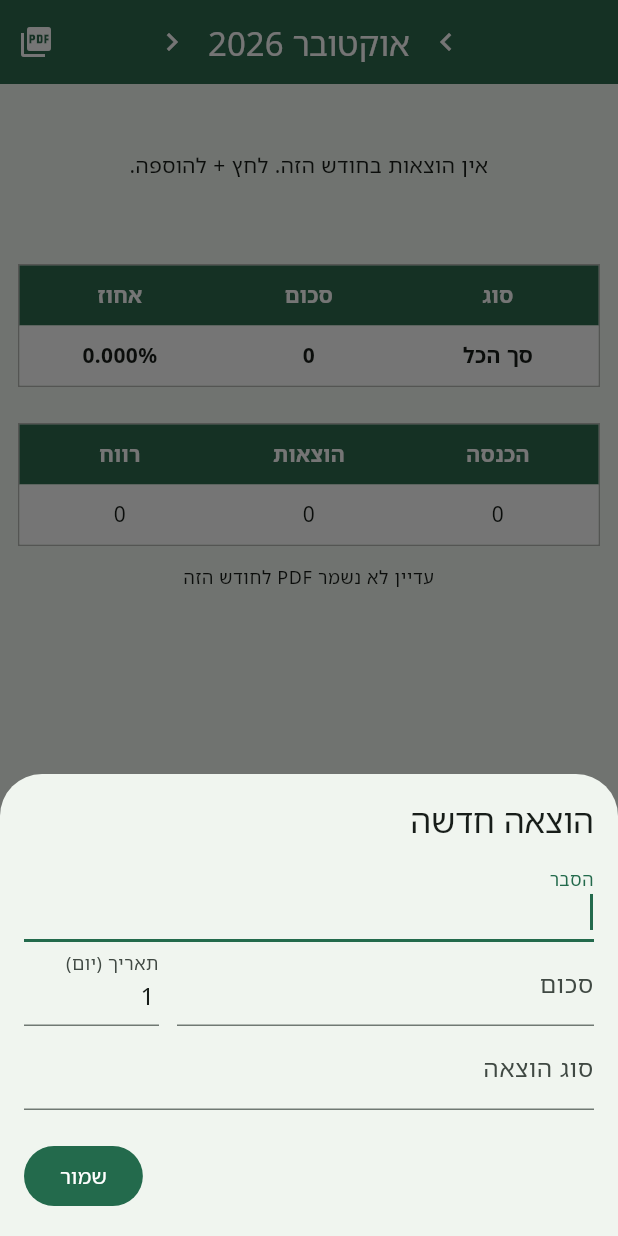
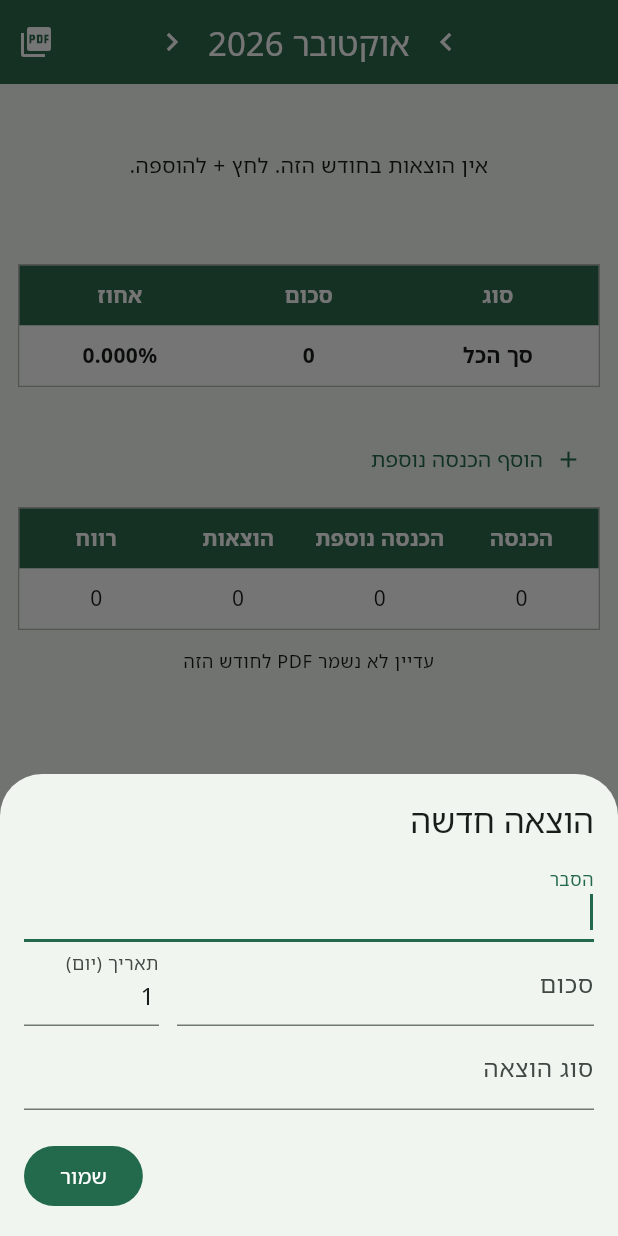
Before and after one commit to koren23/Expenses_App, a Flutter app: the screen it shows after launch, after a tap on the "add" icon, on a phone screen of 412 x 824 dp. Run offline on Flutter 3.47's test engine with Material 3 defaults, Android fonts, the phone set to English and light mode, and no system bars; our stand-ins replace file_picker, pdf, printing, shared_preferences, web; missing offline and left inert: dart:js_interop.

Commit message:
Add additional income (הכנסה נוספת) per month
Extra income entries (description + amount) per month, counted into
the month's income and profit, shown in the month screen, the months
summary and the PDF, and restored on PDF import. Also keep the month
title from overflowing on narrow screens.

Co-Authored-By: Claude Opus 5.5 <noreply@anthropic.com>

```diff
--- a/lib/data/store.dart
+++ b/lib/data/store.dart
@@ -11,6 +11,7 @@ class Store extends ChangeNotifier {
 
   final SharedPreferences _prefs;
   final List<Expense> _expenses = [];
+  final List<ExtraIncome> _extras = [];
   double defaultIncome = 0;
   final Map<String, double> _incomeOverrides = {};
   final Map<String, int> _modifiedAt = {};
@@ -30,6 +31,10 @@ class Store extends ChangeNotifier {
       ..clear()
       ..addAll((j['expenses'] as List)
           .map((e) => Expense.fromJson(e as Map<String, dynamic>)));
+    _extras
+      ..clear()
+      ..addAll((j['extras'] as List? ?? [])
+          .map((e) => ExtraIncome.fromJson(e as Map<String, dynamic>)));
     defaultIncome = (j['defaultIncome'] as num?)?.toDouble() ?? 0;
     _incomeOverrides
       ..clear()
@@ -49,6 +54,7 @@ class Store extends ChangeNotifier {
         _key,
         jsonEncode({
           'expenses': _expenses.map((e) => e.toJson()).toList(),
+          'extras': _extras.map((e) => e.toJson()).toList(),
           'defaultIncome': defaultIncome,
           'income': _incomeOverrides,
           'modified': _modifiedAt,
@@ -68,6 +74,7 @@ class Store extends ChangeNotifier {
   List<MonthKey> get months {
     final set = {
       for (final e in _expenses) MonthKey(e.year, e.month),
+      for (final e in _extras) MonthKey(e.year, e.month),
       for (final k in _incomeOverrides.keys) MonthKey.parse(k),
       MonthKey.now(),
     };
@@ -86,6 +93,33 @@ class Store extends ChangeNotifier {
   }
 
   double incomeFor(MonthKey k) => _incomeOverrides[k.toString()] ?? defaultIncome;
+  List<ExtraIncome> extrasFor(MonthKey k) => _extras
+      .where((e) => e.year == k.year && e.month == k.month)
+      .toList();
+
+  double extraIncomeFor(MonthKey k) =>
+      extrasFor(k).fold(0.0, (s, e) => s + e.amount);
+
+  /// Regular income plus all additional income of the month.
+  double totalIncomeFor(MonthKey k) => incomeFor(k) + extraIncomeFor(k);
+
+  Future<void> upsertExtra(ExtraIncome e) {
+    final i = _extras.indexWhere((x) => x.id == e.id);
+    if (i >= 0) {
+      _extras[i] = e;
+    } else {
+      _extras.add(e);
+    }
+    _touch(MonthKey(e.year, e.month));
+    return _save();
+  }
+
+  Future<void> removeExtra(ExtraIncome e) {
+    _extras.removeWhere((x) => x.id == e.id);
+    _touch(MonthKey(e.year, e.month));
+    return _save();
+  }
+
   bool hasIncomeOverride(MonthKey k) => _incomeOverrides.containsKey(k.toString());
 
   Future<void> setIncomeOverride(MonthKey k, double? value) {
@@ -121,10 +155,12 @@ class Store extends ChangeNotifier {
   }
 
   /// Replaces a month's data with what was read from a PDF backup.
-  Future<void> importMonth(
-      MonthKey k, List<Expense> expenses, double? incomeOverride) {
+  Future<void> importMonth(MonthKey k, List<Expense> expenses,
+      List<ExtraIncome> extras, double? incomeOverride) {
     _expenses.removeWhere((e) => e.year == k.year && e.month == k.month);
     _expenses.addAll(expenses);
+    _extras.removeWhere((e) => e.year == k.year && e.month == k.month);
+    _extras.addAll(extras);
     if (incomeOverride != null) _incomeOverrides[k.toString()] = incomeOverride;
     _touch(k);
     return _save();
@@ -135,7 +171,7 @@ class Store extends ChangeNotifier {
     final now = MonthKey.now();
     return months.where((k) {
       if (k.compareTo(now) >= 0) return false;
-      if (expensesFor(k).isEmpty) return false;
+      if (expensesFor(k).isEmpty && extrasFor(k).isEmpty) return false;
       final exported = _exportedAt[k.toString()];
       final modified = _modifiedAt[k.toString()] ?? 0;
       return exported == null || exported < modified;
--- a/lib/models/expense.dart
+++ b/lib/models/expense.dart
@@ -100,3 +100,36 @@ const hebrewMonths = [
 ];
 
 String monthLabel(MonthKey k) => '${hebrewMonths[k.month - 1]} ${k.year}';
+
+/// Extra income for a month on top of the regular income (הכנסה נוספת).
+class ExtraIncome {
+  final String id;
+  final int year;
+  final int month;
+  final String description;
+  final double amount;
+
+  const ExtraIncome({
+    required this.id,
+    required this.year,
+    required this.month,
+    required this.description,
+    required this.amount,
+  });
+
+  Map<String, dynamic> toJson() => {
+        'id': id,
+        'y': year,
+        'm': month,
+        'desc': description,
+        'amt': amount,
+      };
+
+  factory ExtraIncome.fromJson(Map<String, dynamic> j) => ExtraIncome(
+        id: j['id'] as String,
+        year: j['y'] as int,
+        month: j['m'] as int,
+        description: j['desc'] as String,
+        amount: (j['amt'] as num).toDouble(),
+      );
+}
--- a/lib/pdf/exporter.dart
+++ b/lib/pdf/exporter.dart
@@ -10,6 +10,7 @@ Future<String> exportMonth(Store store, MonthKey k) async {
     store.expensesFor(k),
     store.incomeFor(k),
     store.hasIncomeOverride(k) ? store.incomeFor(k) : null,
+    store.extrasFor(k),
   ));
   final where = await PdfStorage.save(k.fileName, bytes);
   await store.markExported(k);
--- a/lib/screens/archive_screen.dart
+++ b/lib/screens/archive_screen.dart
@@ -117,7 +117,8 @@ class PdfViewerScreen extends StatelessWidget {
       builder: (context) => AlertDialog(
         title: Text('שחזור ${monthLabel(b.month)}'),
         content: Text('הנתונים של ${monthLabel(b.month)} באפליקציה יוחלפו '
-            'בנתונים מהקובץ (${b.expenses.length} הוצאות). להמשיך?'),
+            'בנתונים מהקובץ (${b.expenses.length} הוצאות, '
+            '${b.extras.length} הכנסות נוספות). להמשיך?'),
         actions: [
           TextButton(
             onPressed: () => Navigator.pop(context, false),
@@ -131,7 +132,7 @@ class PdfViewerScreen extends StatelessWidget {
       ),
     );
     if (ok != true) return;
-    await store.importMonth(b.month, b.expenses, b.incomeOverride);
+    await store.importMonth(b.month, b.expenses, b.extras, b.incomeOverride);
     if (context.mounted) {
       ScaffoldMessenger.of(context)
           .showSnackBar(const SnackBar(content: Text('הנתונים שוחזרו')));
--- a/lib/screens/month_screen.dart
+++ b/lib/screens/month_screen.dart
@@ -37,6 +37,9 @@ class MonthScreen extends StatelessWidget {
         final total = monthTotal(expenses);
         final sums = categorySums(expenses);
         final income = store.incomeFor(month);
+        final extras = store.extrasFor(month);
+        final extra = store.extraIncomeFor(month);
+        final profit = income + extra - total;
         final exported = store.exportedAt(month);
         return Scaffold(
           appBar: AppBar(
@@ -45,7 +48,12 @@ class MonthScreen extends StatelessWidget {
                 icon: const Icon(Icons.chevron_right),
                 onPressed: () => onMonthChanged(month.previous),
               ),
-              Text(monthLabel(month)),
+              Flexible(
+                child: FittedBox(
+                  fit: BoxFit.scaleDown,
+                  child: Text(monthLabel(month)),
+                ),
+              ),
               IconButton(
                 icon: const Icon(Icons.chevron_left),
                 onPressed: () => onMonthChanged(month.next),
@@ -94,13 +102,38 @@ class MonthScreen extends StatelessWidget {
                 ],
               ),
               const SizedBox(height: 24),
+              if (extras.isNotEmpty) ...[
+                SheetTable(
+                  headers: const ['הכנסה נוספת', 'סכום'],
+                  flex: const [3, 2],
+                  rows: [
+                    for (final e in extras) [e.description, formatAmount(e.amount)],
+                  ],
+                  onRowTap: (i) => _editExtra(context, extras[i]),
+                ),
+                const SizedBox(height: 8),
+              ],
+              Align(
+                alignment: AlignmentDirectional.centerStart,
+                child: TextButton.icon(
+                  onPressed: () => _editExtra(context, null),
+                  icon: const Icon(Icons.add),
+                  label: const Text('הוסף הכנסה נוספת'),
+                ),
+              ),
+              const SizedBox(height: 8),
               SheetTable(
-                headers: const ['הכנסה', 'הוצאות', 'רווח'],
+                headers: const ['הכנסה', 'הכנסה נוספת', 'הוצאות', 'רווח'],
                 rows: [
-                  [formatAmount(income), formatAmount(total), formatAmount(income - total)],
+                  [
+                    formatAmount(income),
+                    formatAmount(extra),
+                    formatAmount(total),
+                    formatAmount(profit),
+                  ],
                 ],
                 cellColor: (_, c) =>
-                    c == 2 && income - total < 0 ? Colors.red.shade700 : null,
+                    c == 3 && profit < 0 ? Colors.red.shade700 : null,
               ),
               const SizedBox(height: 12),
               Text(
@@ -116,6 +149,65 @@ class MonthScreen extends StatelessWidget {
         );
       },
     );
+  }
+
+  Future<void> _editExtra(BuildContext context, ExtraIncome? existing) async {
+    final desc = TextEditingController(text: existing?.description);
+    final amount = TextEditingController(
+        text: existing == null ? '' : formatAmount(existing.amount));
+    final result = await showDialog<String>(
+      context: context,
+      builder: (context) => AlertDialog(
+        title: Text(existing == null ? 'הכנסה נוספת' : 'עריכת הכנסה נוספת'),
+        content: Column(mainAxisSize: MainAxisSize.min, children: [
+          TextField(
+            controller: desc,
+            autofocus: existing == null,
+            decoration: const InputDecoration(labelText: 'הסבר'),
+          ),
+          TextField(
+            controller: amount,
+            keyboardType: const TextInputType.numberWithOptions(decimal: true),
+            decoration: const InputDecoration(labelText: 'סכום'),
+          ),
+        ]),
+        actions: [
+          if (existing != null)
+            TextButton(
+              onPressed: () => Navigator.pop(context, 'delete'),
+              style: TextButton.styleFrom(foregroundColor: Colors.red),
+              child: const Text('מחק'),
+            ),
+          TextButton(
+            onPressed: () => Navigator.pop(context),
+            child: const Text('ביטול'),
+          ),
+          FilledButton(
+            onPressed: () => Navigator.pop(context, 'save'),
+            child: const Text('שמור'),
+          ),
+        ],
+      ),
+    );
+    if (result == 'delete') {
+      await store.removeExtra(existing!);
+    } else if (result == 'save') {
+      final v = parseAmount(amount.text);
+      if (v == null) {
+        if (context.mounted) {
+          ScaffoldMessenger.of(context)
+              .showSnackBar(const SnackBar(content: Text('סכום לא תקין')));
+        }
+        return;
+      }
+      await store.upsertExtra(ExtraIncome(
+        id: existing?.id ?? DateTime.now().microsecondsSinceEpoch.toString(),
+        year: month.year,
+        month: month.month,
+        description: desc.text.trim(),
+        amount: v,
+      ));
+    }
   }
 
   Future<void> _edit(BuildContext context, Expense? existing) {
--- a/lib/screens/overview_screen.dart
+++ b/lib/screens/overview_screen.dart
@@ -64,14 +64,16 @@ class OverviewScreen extends StatelessWidget {
         var sumTotal = 0.0, sumIncome = 0.0;
         for (final k in months) {
           final total = monthTotal(store.expensesFor(k));
-          final income = store.incomeFor(k);
+          final income = store.totalIncomeFor(k);
           sumTotal += total;
           sumIncome += income;
           profits.add(income - total);
           rows.add([
             monthLabel(k),
             formatAmount(total),
-            formatAmount(income) + (store.hasIncomeOverride(k) ? '*' : ''),
+            formatAmount(income) +
+                (store.hasIncomeOverride(k) ? '*' : '') +
+                (store.extrasFor(k).isNotEmpty ? '+' : ''),
             formatAmount(income - total),
           ]);
         }
@@ -102,7 +104,8 @@ class OverviewScreen extends StatelessWidget {
               const SizedBox(height: 12),
               Text(
                 'לחיצה על חודש: שינוי הכנסה לאותו חודש או מעבר אליו.\n'
-                '* = הכנסה שונה מברירת המחדל',
+                '* = הכנסה שונה מברירת המחדל\n'
+                '+ = כולל הכנסה נוספת',
                 style: Theme.of(context).textTheme.bodySmall,
               ),
             ],
```
Also changed, not shown: lib/pdf/pdf_export.dart (+25 -3 lines), 2 other files.
